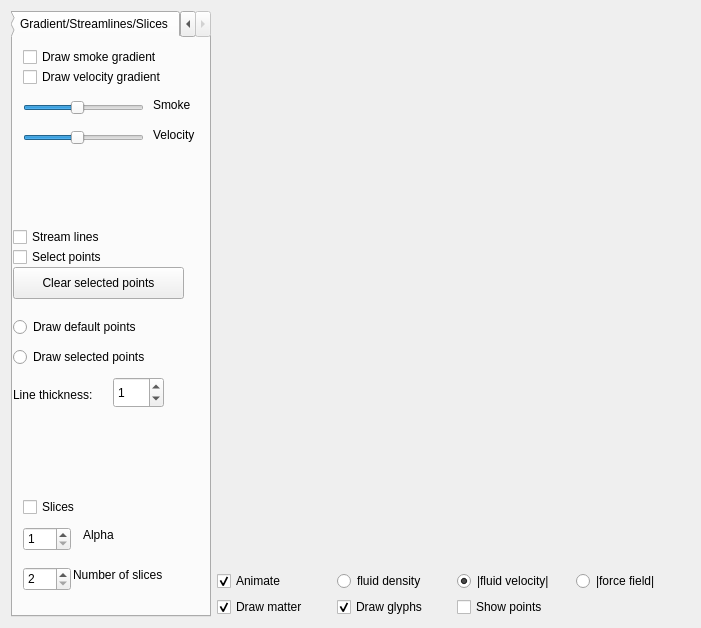
The window that window.ui (npklein/scientific_visualization) describes before a commit, drawn with Qt 5.
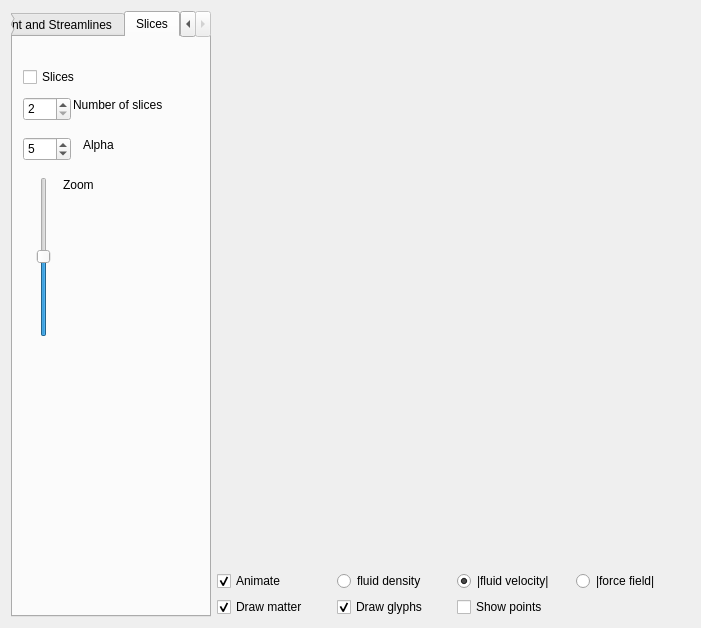
The same window after the commit. Custom widgets are drawn as their Qt base class.

Diff of the .ui file:
```diff
--- a/window.ui
+++ b/window.ui
@@ -136,7 +136,7 @@
       <enum>QTabWidget::Rounded</enum>
      </property>
      <property name="currentIndex">
-      <number>2</number>
+      <number>3</number>
      </property>
      <property name="iconSize">
       <size>
@@ -798,7 +798,7 @@
      </widget>
      <widget class="QWidget" name="streamlines">
       <attribute name="title">
-       <string>Gradient/Streamlines/Slices</string>
+       <string>Gradient and Streamlines</string>
       </attribute>
       <widget class="QCheckBox" name="drawStreamLineCheckbox">
        <property name="enabled">
@@ -842,19 +842,6 @@
         <string>Clear selected points</string>
        </property>
       </widget>
-      <widget class="QCheckBox" name="slicesCheckBox">
-       <property name="geometry">
-        <rect>
-         <x>10</x>
-         <y>460</y>
-         <width>86</width>
-         <height>20</height>
-        </rect>
-       </property>
-       <property name="text">
-        <string>Slices</string>
-       </property>
-      </widget>
       <widget class="QRadioButton" name="radioButtonDrawSelectedPointsStreamline">
        <property name="geometry">
         <rect>
@@ -916,64 +903,6 @@
         <string>Draw default points</string>
        </property>
       </widget>
-      <widget class="QSpinBox" name="spinBox_2">
-       <property name="geometry">
-        <rect>
-         <x>10</x>
-         <y>490</y>
-         <width>48</width>
-         <height>24</height>
-        </rect>
-       </property>
-       <property name="minimum">
-        <number>1</number>
-       </property>
-       <property name="maximum">
-        <number>10</number>
-       </property>
-      </widget>
-      <widget class="QLabel" name="label_14">
-       <property name="geometry">
-        <rect>
-         <x>70</x>
-         <y>490</y>
-         <width>59</width>
-         <height>16</height>
-        </rect>
-       </property>
-       <property name="text">
-        <string>Alpha</string>
-       </property>
-      </widget>
-      <widget class="QSpinBox" name="spinBox_3">
-       <property name="geometry">
-        <rect>
-         <x>10</x>
-         <y>530</y>
-         <width>48</width>
-         <height>24</height>
-        </rect>
-       </property>
-       <property name="minimum">
-        <number>2</number>
-       </property>
-       <property name="maximum">
-        <number>20</number>
-       </property>
-      </widget>
-      <widget class="QLabel" name="label_15">
-       <property name="geometry">
-        <rect>
-         <x>60</x>
-         <y>530</y>
-         <width>141</width>
-         <height>16</height>
-        </rect>
-       </property>
-       <property name="text">
-        <string>Number of slices</string>
-       </property>
-      </widget>
       <widget class="QSlider" name="numberOfGlyphsSlider_2">
        <property name="geometry">
         <rect>
@@ -1083,6 +1012,114 @@
        </property>
       </widget>
      </widget>
+     <widget class="QWidget" name="tab">
+      <attribute name="title">
+       <string>Slices</string>
+      </attribute>
+      <widget class="QLabel" name="label_15">
+       <property name="geometry">
+        <rect>
+         <x>60</x>
+         <y>60</y>
+         <width>141</width>
+         <height>16</height>
+        </rect>
+       </property>
+       <property name="text">
+        <string>Number of slices</string>
+       </property>
+      </widget>
+      <widget class="QSpinBox" name="spinBox_2">
+       <property name="geometry">
+        <rect>
+         <x>10</x>
+         <y>100</y>
+         <width>48</width>
+         <height>24</height>
+        </rect>
+       </property>
+       <property name="minimum">
+        <number>1</number>
+       </property>
+       <property name="maximum">
+        <number>100</number>
+       </property>
+       <property name="value">
+        <number>5</number>
+       </property>
+      </widget>
+      <widget class="QLabel" name="label_14">
+       <property name="geometry">
+        <rect>
+         <x>70</x>
+         <y>100</y>
+         <width>59</width>
+         <height>16</height>
+        </rect>
+       </property>
+       <property name="text">
+        <string>Alpha</string>
+       </property>
+      </widget>
+      <widget class="QSpinBox" name="spinBox_3">
+       <property name="geometry">
+        <rect>
+         <x>10</x>
+         <y>60</y>
+         <width>48</width>
+         <height>24</height>
+        </rect>
+       </property>
+       <property name="minimum">
+        <number>2</number>
+       </property>
+       <property name="maximum">
+        <number>100</number>
+       </property>
+      </widget>
+      <widget class="QCheckBox" name="slicesCheckBox">
+       <property name="geometry">
+        <rect>
+         <x>10</x>
+         <y>30</y>
+         <width>86</width>
+         <height>20</height>
+        </rect>
+       </property>
+       <property name="text">
+        <string>Slices</string>
+       </property>
+      </widget>
+      <widget class="QSlider" name="verticalSlider">
+       <property name="geometry">
+        <rect>
+         <x>20</x>
+         <y>140</y>
+         <width>22</width>
+         <height>160</height>
+        </rect>
+       </property>
+       <property name="sliderPosition">
+        <number>50</number>
+       </property>
+       <property name="orientation">
+        <enum>Qt::Vertical</enum>
+       </property>
+      </widget>
+      <widget class="QLabel" name="label_18">
+       <property name="geometry">
+        <rect>
+         <x>50</x>
+         <y>140</y>
+         <width>59</width>
+         <height>16</height>
+        </rect>
+       </property>
+       <property name="text">
+        <string>Zoom</string>
+       </property>
+      </widget>
+     </widget>
     </widget>
    </item>
   </layout>
```
Left out of the diff: 148 changed lines with no effect on the pictures.
